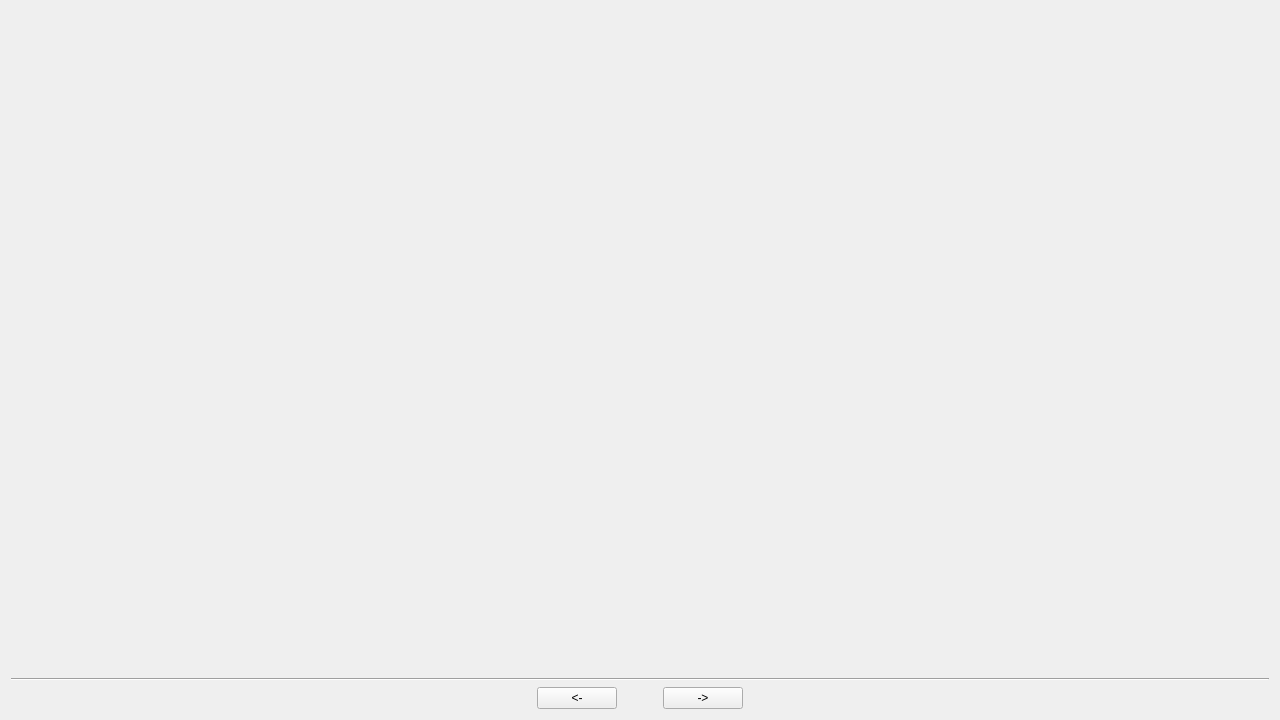
Above: ImageWizard/imagewizard.ui from coltoncandy/Image-Generator-Wizard before the change. Below: the same form after it.
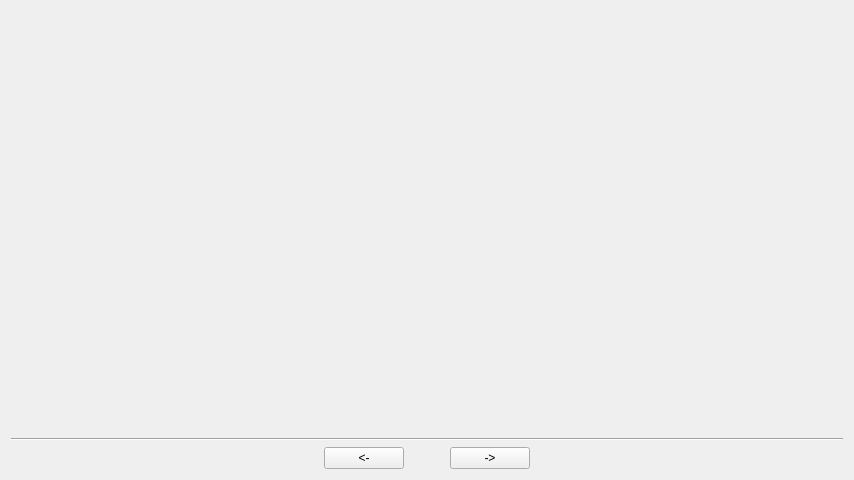
That is the form after the change.

Commit message: disable the gonext when user still not choose the destination, Implement SC-8 layout, and pass chosedestination to imagewizard for future use

What changed in the file:
```diff
--- a/ImageWizard/imagewizard.ui
+++ b/ImageWizard/imagewizard.ui
@@ -6,8 +6,8 @@
    <rect>
     <x>0</x>
     <y>0</y>
-    <width>1280</width>
-    <height>720</height>
+    <width>854</width>
+    <height>480</height>
    </rect>
   </property>
   <property name="minimumSize">
```
The commit also changes 7 other files.
